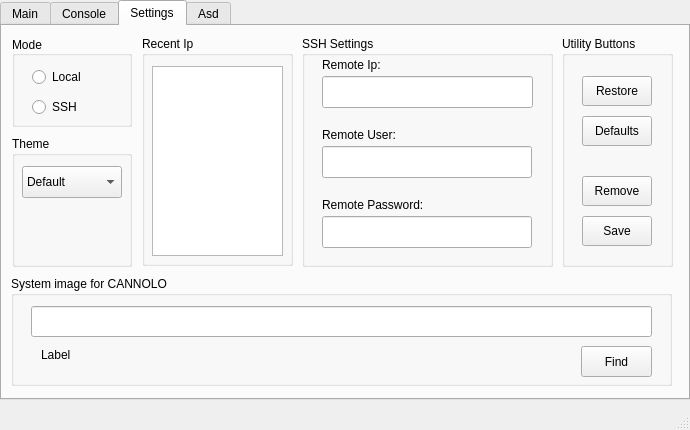
This is assets/interface.ui in WEEE-Open/pesto as Qt 5 draws it before an edit. The edited form follows.
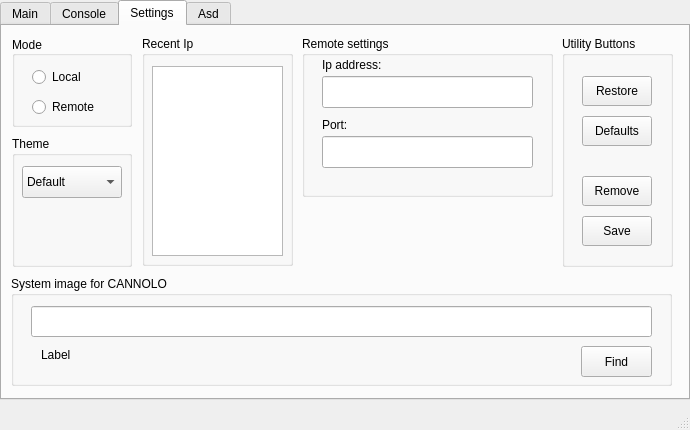
This is the edited form. The open tabs and pages were chosen to show the change.

Commit message: Huge changes in remote mode. Replaced SSH communication with remote machine by pesto_server (UDP). Added pesto_server.py: this program must run on the remote machine and it handles all the operations on the drives. The commands are sent throug a datagram socket. Minor changes on pesto's GUI: removed SSH input parameters in favor of remote ip and port inputs.

Patch:
```diff
--- a/assets/interface.ui
+++ b/assets/interface.ui
@@ -228,11 +228,11 @@
         <x>300</x>
         <y>10</y>
         <width>251</width>
-        <height>231</height>
+        <height>161</height>
        </rect>
       </property>
       <property name="title">
-       <string>SSH Settings</string>
+       <string>Remote settings</string>
       </property>
       <widget class="QLabel" name="label">
        <property name="geometry">
@@ -244,36 +244,10 @@
         </rect>
        </property>
        <property name="text">
-        <string>Remote Ip:</string>
+        <string>Ip address:</string>
        </property>
       </widget>
-      <widget class="QLabel" name="label_2">
-       <property name="geometry">
-        <rect>
-         <x>20</x>
-         <y>90</y>
-         <width>91</width>
-         <height>18</height>
-        </rect>
-       </property>
-       <property name="text">
-        <string>Remote User:</string>
-       </property>
-      </widget>
-      <widget class="QLabel" name="label_3">
-       <property name="geometry">
-        <rect>
-         <x>20</x>
-         <y>160</y>
-         <width>121</width>
-         <height>18</height>
-        </rect>
-       </property>
-       <property name="text">
-        <string>Remote Password:</string>
-       </property>
-      </widget>
-      <widget class="QLineEdit" name="sshIp">
+      <widget class="QLineEdit" name="remoteIp">
        <property name="geometry">
         <rect>
          <x>20</x>
@@ -283,22 +257,25 @@
         </rect>
        </property>
       </widget>
-      <widget class="QLineEdit" name="sshUser">
+      <widget class="QLabel" name="label_2">
        <property name="geometry">
         <rect>
          <x>20</x>
-         <y>110</y>
-         <width>210</width>
-         <height>32</height>
+         <y>80</y>
+         <width>81</width>
+         <height>18</height>
         </rect>
        </property>
+       <property name="text">
+        <string>Port:</string>
+       </property>
       </widget>
       <widget class="QLineEdit" name="sshPasswd">
        <property name="geometry">
         <rect>
          <x>20</x>
-         <y>180</y>
-         <width>210</width>
+         <y>100</y>
+         <width>211</width>
          <height>32</height>
         </rect>
        </property>
@@ -332,7 +309,7 @@
         </rect>
        </property>
        <property name="text">
-        <string>SSH</string>
+        <string>Remote</string>
        </property>
       </widget>
       <widget class="QRadioButton" name="localRadioBtn">
```
Left out of the diff: 8 changed lines with no effect on the pictures. The commit also changes 3 other files.
